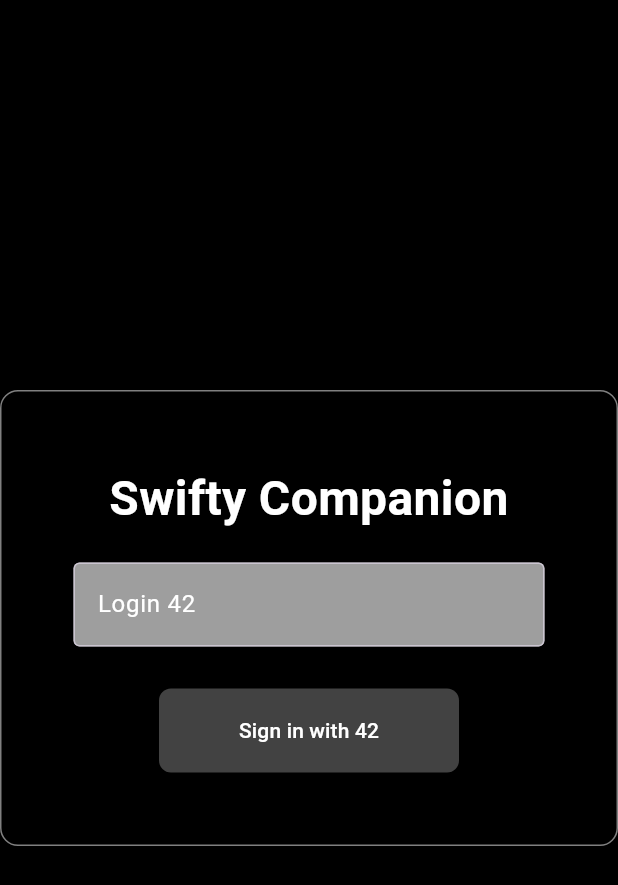
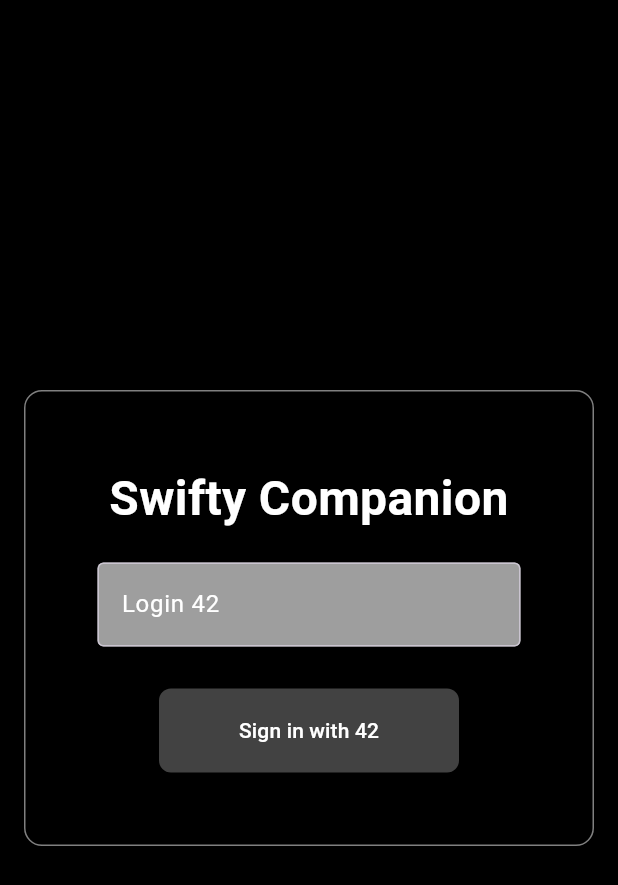
Before and after one commit to Lazanett/Swifty-Companion, a Flutter app: the screen it shows after launch, on a phone screen of 412 x 824 dp. Shown: the top 885 px of the screen. Run offline on Flutter 3.47's test engine with Material 3 defaults, Android fonts, the phone set to English and light mode, and no system bars; our stand-ins replace flutter_dotenv, flutter_secure_storage; missing offline and left inert: oauth2_client.

Commit message:
resposive home

```diff
--- a/lib/screens/home.dart
+++ b/lib/screens/home.dart
@@ -55,7 +55,10 @@ class _HomeScreenState extends State<HomeScreen> {
  @override
   Widget build(BuildContext context) {
     return Scaffold(
-      body: Center(
+      body: SafeArea(
+        child: Center(
+          child: SingleChildScrollView(
+            padding: const EdgeInsets.all(16), // padding autour du scroll
             child: Container(
               padding: const EdgeInsets.all(48),
               width: 460,
@@ -108,6 +111,8 @@ class _HomeScreenState extends State<HomeScreen> {
               ),
             ),
           ),
+        ),
+      ),
     );
   }
 }
```
Also changed, not shown: lib/services/auth_service.dart (+25 -3 lines). Lines whose indentation alone changed are shown as unchanged.
